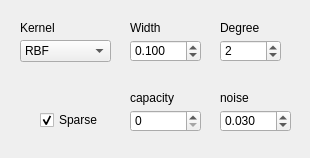
b4silio/MLDemos, file _AlgorithmsPlugins/KernelMethods/paramsGPR.ui: the form before one commit.
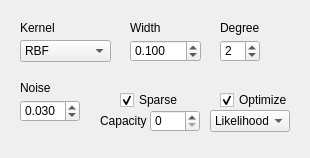
The form after the commit.

The edit to the form file:
```diff
--- a/_AlgorithmsPlugins/KernelMethods/paramsGPR.ui
+++ b/_AlgorithmsPlugins/KernelMethods/paramsGPR.ui
@@ -34,8 +34,8 @@
   <widget class="QLabel" name="label_4">
    <property name="geometry">
     <rect>
-     <x>220</x>
-     <y>90</y>
+     <x>20</x>
+     <y>80</y>
      <width>70</width>
      <height>16</height>
     </rect>
@@ -46,15 +46,15 @@
     </font>
    </property>
    <property name="text">
-    <string>noise</string>
+    <string>Noise</string>
    </property>
   </widget>
   <widget class="QSpinBox" name="capacitySpin">
    <property name="geometry">
     <rect>
-     <x>130</x>
+     <x>150</x>
      <y>110</y>
-     <width>71</width>
+     <width>50</width>
      <height>22</height>
     </rect>
    </property>
@@ -94,9 +94,9 @@
   <widget class="QDoubleSpinBox" name="noiseSpin">
    <property name="geometry">
     <rect>
-     <x>220</x>
-     <y>110</y>
-     <width>71</width>
+     <x>20</x>
+     <y>100</y>
+     <width>60</width>
      <height>22</height>
     </rect>
    </property>
@@ -155,7 +155,7 @@
     <rect>
      <x>220</x>
      <y>40</y>
-     <width>61</width>
+     <width>40</width>
      <height>22</height>
     </rect>
    </property>
@@ -182,10 +182,10 @@
   <widget class="QLabel" name="label_1">
    <property name="geometry">
     <rect>
-     <x>130</x>
-     <y>90</y>
-     <width>60</width>
-     <height>16</height>
+     <x>100</x>
+     <y>111</y>
+     <width>50</width>
+     <height>20</height>
     </rect>
    </property>
    <property name="font">
@@ -194,7 +194,7 @@
     </font>
    </property>
    <property name="text">
-    <string>capacity</string>
+    <string>Capacity</string>
    </property>
   </widget>
   <widget class="QComboBox" name="kernelTypeCombo">
@@ -275,9 +275,9 @@
   <widget class="QCheckBox" name="sparseCheck">
    <property name="geometry">
     <rect>
-     <x>40</x>
-     <y>110</y>
-     <width>80</width>
+     <x>120</x>
+     <y>90</y>
+     <width>70</width>
      <height>20</height>
     </rect>
    </property>
@@ -293,6 +293,62 @@
     <bool>true</bool>
    </property>
   </widget>
+  <widget class="QCheckBox" name="optimizeCheck">
+   <property name="geometry">
+    <rect>
+     <x>220</x>
+     <y>90</y>
+     <width>70</width>
+     <height>20</height>
+    </rect>
+   </property>
+   <property name="font">
+    <font>
+     <pointsize>9</pointsize>
+    </font>
+   </property>
+   <property name="text">
+    <string>Optimize</string>
+   </property>
+   <property name="checked">
+    <bool>true</bool>
+   </property>
+  </widget>
+  <widget class="QComboBox" name="optimizeCombo">
+   <property name="geometry">
+    <rect>
+     <x>210</x>
+     <y>110</y>
+     <width>80</width>
+     <height>22</height>
+    </rect>
+   </property>
+   <property name="font">
+    <font>
+     <pointsize>9</pointsize>
+    </font>
+   </property>
+   <property name="toolTip">
+    <string>&lt;!DOCTYPE HTML PUBLIC &quot;-//W3C//DTD HTML 4.0//EN&quot; &quot;http://www.w3.org/TR/REC-html40/strict.dtd&quot;&gt;
+&lt;html&gt;&lt;head&gt;&lt;meta name=&quot;qrichtext&quot; content=&quot;1&quot; /&gt;&lt;style type=&quot;text/css&quot;&gt;
+p, li { white-space: pre-wrap; }
+&lt;/style&gt;&lt;/head&gt;&lt;body style=&quot; font-family:'MS Shell Dlg 2'; font-size:8.25pt; font-weight:400; font-style:normal;&quot;&gt;
+&lt;p style=&quot; margin-top:0px; margin-bottom:0px; margin-left:0px; margin-right:0px; -qt-block-indent:0; text-indent:0px;&quot;&gt;&lt;span style=&quot; font-size:8pt;&quot;&gt;kernel function&lt;/span&gt;&lt;/p&gt;&lt;/body&gt;&lt;/html&gt;</string>
+   </property>
+   <property name="currentIndex">
+    <number>0</number>
+   </property>
+   <item>
+    <property name="text">
+     <string>Likelihood</string>
+    </property>
+   </item>
+   <item>
+    <property name="text">
+     <string>MSE</string>
+    </property>
+   </item>
+  </widget>
  </widget>
  <resources/>
  <connections/>
```
